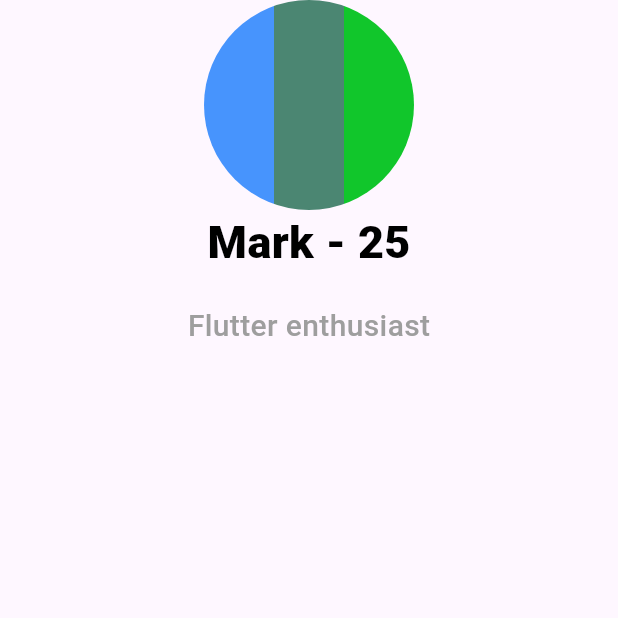
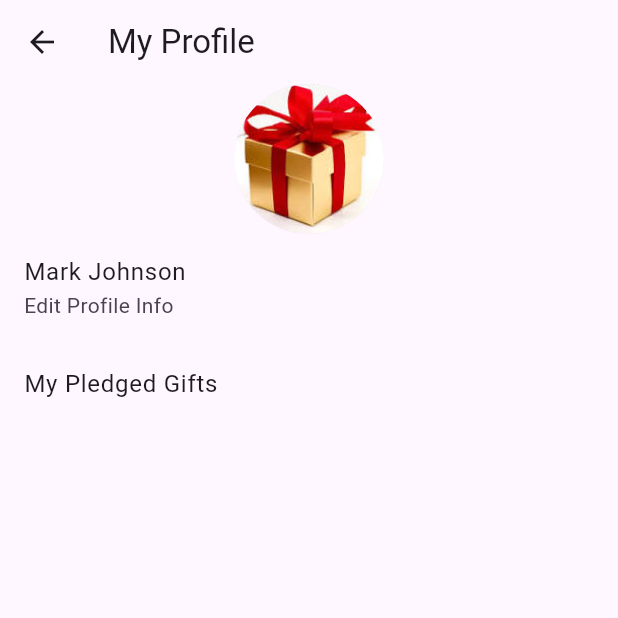
Before and after one commit to silentunicorn249/hedeyety, a Flutter app: the ProfilePage screen opened directly, on a phone screen of 412 x 824 dp, the top half of it. Run offline on Flutter 3.47's test engine with Material 3 defaults, Android fonts, the phone set to English and light mode, and no system bars.

Commit message:
made the basic screens

```diff
--- a/lib/pages/AuthPage.dart
+++ b/lib/pages/AuthPage.dart
@@ -62,6 +62,7 @@ class AuthPage extends StatelessWidget {
             ElevatedButton(
               onPressed: () {
                 // Login logic
+                Navigator.pushNamed(context, "/home");
               },
               style: ElevatedButton.styleFrom(
                 backgroundColor: Colors.blue,
--- a/lib/pages/ProfilePage.dart
+++ b/lib/pages/ProfilePage.dart
@@ -1,57 +1,29 @@
 import 'package:flutter/material.dart';
-import 'package:hedeyety/components/BoringAvatars.dart';
-
-import '../models/Person.dart';
 
 class ProfilePage extends StatelessWidget {
-  Person person = Person("Mark", 5, age: 25, biography: "Flutter enthusiast");
-
   @override
   Widget build(BuildContext context) {
-    return Column(
-      children: [
-        Center(
-          child: BoringAvatar(
-            name: "name",
-            size: 140,
+    return Scaffold(
+      appBar: AppBar(title: Text('My Profile')),
+      body: Column(
+        children: [
+          CircleAvatar(
+            radius: 50,
+            backgroundImage: AssetImage('images/download.jpg'),
           ),
-        ),
-        // Center the Row containing the name and age
-        Row(
-          mainAxisAlignment:
-              MainAxisAlignment.center, // Centers the content horizontally
-          children: [
-            Text(
-              person.name,
-              style: TextStyle(
-                  fontSize: 30,
-                  fontWeight: FontWeight.w800,
-                  color: Colors.black),
-            ),
-            Text(
-              " - ",
-              style: TextStyle(
-                  fontSize: 30,
-                  fontWeight: FontWeight.w800,
-                  color: Colors.black),
-            ),
-            // SizedBox(width: 10), // Adds spacing between name and age
-            Text(
-              person.age.toString(),
-              style: TextStyle(
-                  fontSize: 30,
-                  fontWeight: FontWeight.w800,
-                  color: Colors.black),
-            ),
-          ],
-        ),
-        SizedBox(height: 20), // Adds some vertical spacing
-        Text(
-          person.biography,
-          style: TextStyle(
-              fontSize: 20, fontWeight: FontWeight.w500, color: Colors.grey),
-        )
-      ],
+          ListTile(
+            title: Text('Mark Johnson'),
+            subtitle: Text('Edit Profile Info'),
+            onTap: () {
+              // Edit profile logic
+            },
+          ),
+          ListTile(
+            title: Text('My Pledged Gifts'),
+            onTap: () => Navigator.pushNamed(context, '/pledged-gifts'),
+          ),
+        ],
+      ),
     );
   }
 }
```
Also changed, not shown: lib/main.dart (+17 -7 lines), lib/pages/EventList.dart (added, +36 -0 lines), lib/pages/GiftDetails.dart (added, +41 -0 lines), lib/pages/GiftList.dart (added, +28 -0 lines), lib/pages/HomePage.dart (+32 -11 lines), lib/pages/MyGift.dart (added, +22 -0 lines).
